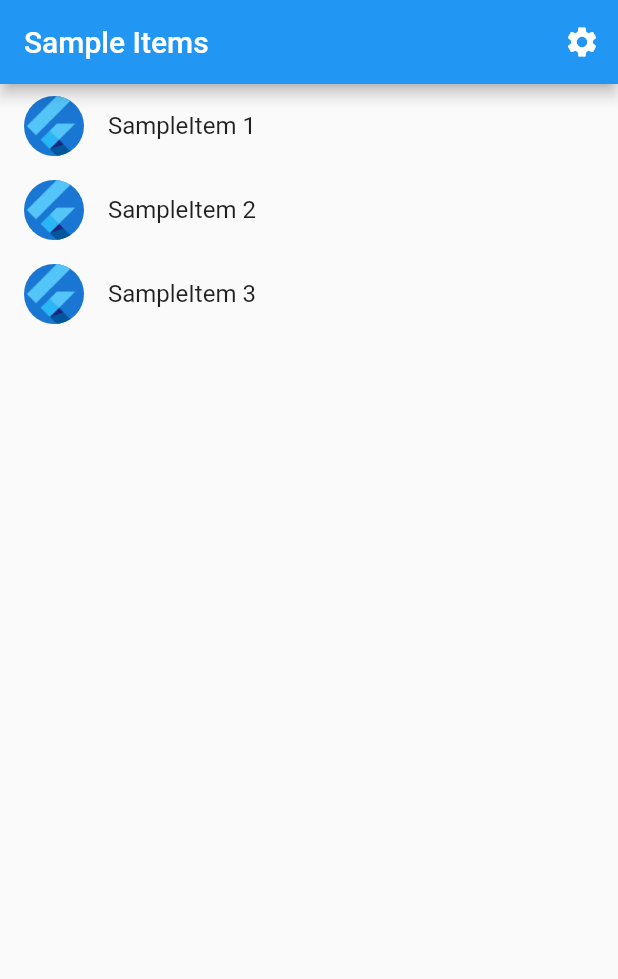
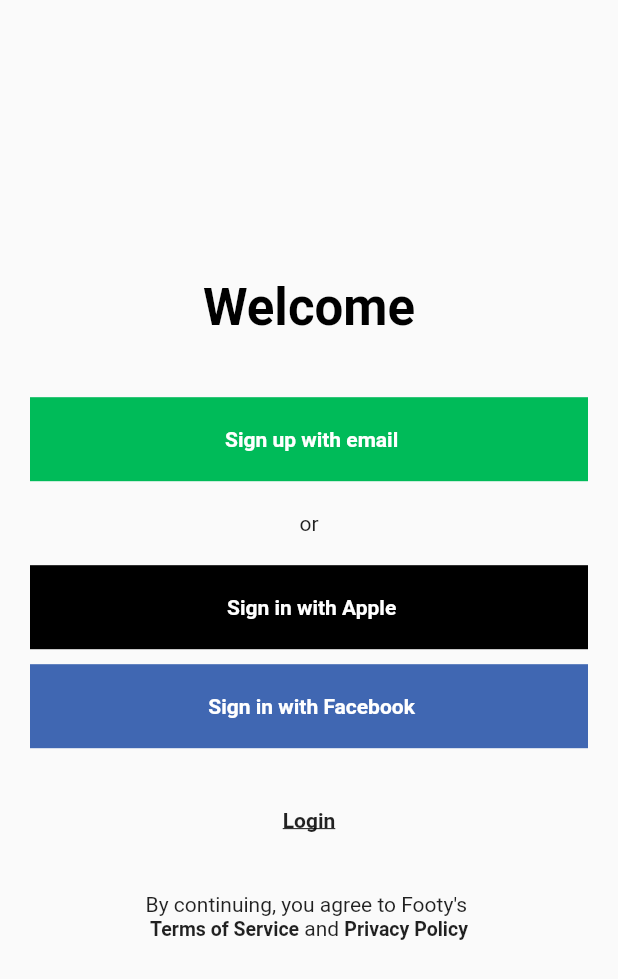
Before and after one commit to Davies-K/Soccer-Mobile-App, a Flutter app: the screen it shows after launch, on a phone screen of 412 x 824 dp. Shown: the top 979 px of the screen. Run offline on Flutter 3.47's test engine with Material 2 defaults, Android fonts, the phone set to English and light mode, and no system bars; our stand-ins replace google_fonts.

Commit message:
added splash screen

```diff
--- /dev/null
+++ b/lib/src/AppConfig/app_colors.dart
@@ -0,0 +1,47 @@
+part of appConfig;
+
+class AppColors {
+  static final Color appGreen = HexColor.fromHex("00BB59");
+  static final Color appGrey = HexColor.fromHex("E6E6E6");
+  static final Color appPurple = HexColor.fromHex("8B1CDC");
+  static final Color appRed = HexColor.fromHex("F41F4E");
+  static final Color appLightGreen = HexColor.fromHex("00C69D");
+  static final Color facebookBtnColor = HexColor.fromHex("4067B2");
+}
+
+extension HexColor on Color {
+  /// String is in the format "aabbcc" or "ffaabbcc" with an optional leading "#".
+  static Color fromHex(String hexString) {
+    final buffer = StringBuffer();
+    if (hexString.length == 6 || hexString.length == 7) buffer.write('ff');
+    buffer.write(hexString.replaceFirst('#', ''));
+    return Color(int.parse(buffer.toString(), radix: 16));
+  }
+
+  /// Prefixes a hash sign if [leadingHashSign] is set to `true` (default is `true`).
+  String toHex({bool leadingHashSign = true}) => '${leadingHashSign ? '#' : ''}'
+      '${alpha.toRadixString(16).padLeft(2, '0')}'
+      '${red.toRadixString(16).padLeft(2, '0')}'
+      '${green.toRadixString(16).padLeft(2, '0')}'
+      '${blue.toRadixString(16).padLeft(2, '0')}';
+}
+
+// ranges from 0.0 to 1.0
+
+Color darken(Color color, [double amount = .1]) {
+  assert(amount >= 0 && amount <= 1);
+
+  final hsl = HSLColor.fromColor(color);
+  final hslDark = hsl.withLightness((hsl.lightness - amount).clamp(0.0, 1.0));
+
+  return hslDark.toColor();
+}
+
+Color lighten(Color color, [double amount = .1]) {
+  assert(amount >= 0 && amount <= 1);
+
+  final hsl = HSLColor.fromColor(color);
+  final hslLight = hsl.withLightness((hsl.lightness + amount).clamp(0.0, 1.0));
+
+  return hslLight.toColor();
+}
--- /dev/null
+++ b/lib/src/AppConfig/app_config.dart
@@ -0,0 +1,5 @@
+library appConfig;
+
+import 'package:flutter/material.dart';
+part './spacing.dart';
+part './app_colors.dart';
--- /dev/null
+++ b/lib/src/AppConfig/spacing.dart
@@ -0,0 +1,10 @@
+part of appConfig;
+
+class AppSpaces {
+  static final verticalSpace40 = SizedBox(height: 40);
+  static final verticalSpace20 = SizedBox(height: 20);
+  static final verticalSpace10 = SizedBox(height: 10);
+  static final verticalSpace5 = SizedBox(height: 5);
+  static final horizontalSpace20 = SizedBox(width: 20);
+  static final horizontalSpace10 = SizedBox(width: 10);
+}
--- /dev/null
+++ b/lib/src/Features/Onboarding/Splash/splash_screen.dart
@@ -0,0 +1,93 @@
+import 'package:flutter/material.dart';
+import 'package:soccer_app/src/AppConfig/app_config.dart';
+import 'package:soccer_app/src/widgets/block_btn.dart';
+
+class SplashScreen extends StatelessWidget {
+  const SplashScreen({Key? key}) : super(key: key);
+
+  @override
+  Widget build(BuildContext context) {
+    return Scaffold(
+        body: Column(children: [
+      Expanded(flex: 1, child: SizedBox()),
+      Expanded(
+          flex: 4,
+          child: Container(
+              padding: EdgeInsets.symmetric(horizontal: 20.0, vertical: 20.0),
+              child: ListView(children: [
+                Align(
+                  alignment: Alignment.center,
+                  child: Text(
+                    "Welcome",
+                    style: Theme.of(context).textTheme.headline4!.copyWith(
+                        fontWeight: FontWeight.bold,
+                        color: Theme.of(context).colorScheme.onSurface),
+                    textAlign: TextAlign.center,
+                  ),
+                ),
+                AppSpaces.verticalSpace40,
+                BlockBtn(
+                  btnTitle: "Sign up with email",
+                  btnColor: AppColors.appGreen,
+                  textColor: Colors.white,
+                ),
+                AppSpaces.verticalSpace20,
+                Text(
+                  "or",
+                  textAlign: TextAlign.center,
+                ),
+                AppSpaces.verticalSpace20,
+                BlockBtn(
+                  btnTitle: "Sign in with Apple",
+                  textColor: Theme.of(context).colorScheme.onSecondary,
+                ),
+                AppSpaces.verticalSpace10,
+                BlockBtn(
+                  btnTitle: "Sign in with Facebook",
+                  btnColor: AppColors.facebookBtnColor,
+                  textColor: Colors.white,
+                ),
+                AppSpaces.verticalSpace40,
+                Text(
+                  "Login",
+                  textAlign: TextAlign.center,
+                  style: TextStyle(
+                      fontWeight: FontWeight.bold,
+                      decoration: TextDecoration.underline),
+                ),
+                AppSpaces.verticalSpace40,
+                Container(
+                    padding: EdgeInsets.symmetric(horizontal: 30),
+                    child: Column(children: [
+                      Text(
+                        "By continuing, you agree to Footy's ",
+                        style: Theme.of(context).textTheme.bodyText2,
+                      ),
+                      RichText(
+                        text: TextSpan(children: [
+                          TextSpan(
+                              text: "Terms of Service",
+                              style: Theme.of(context)
+                                  .textTheme
+                                  .bodyText1!
+                                  .copyWith(
+                                      fontSize: 13,
+                                      fontWeight: FontWeight.bold)),
+                          TextSpan(
+                              text: " and ",
+                              style: Theme.of(context).textTheme.bodyText2),
+                          TextSpan(
+                              text: "Privacy Policy",
+                              style: Theme.of(context)
+                                  .textTheme
+                                  .bodyText1!
+                                  .copyWith(
+                                      fontSize: 13,
+                                      fontWeight: FontWeight.bold)),
+                        ]),
+                      )
+                    ]))
+              ])))
+    ]));
+  }
+}
--- a/lib/src/app.dart
+++ b/lib/src/app.dart
@@ -2,11 +2,8 @@ import 'package:flutter/material.dart';
 //import 'package:flutter_gen/gen_l10n/app_localizations.dart';
 import 'package:flutter_localizations/flutter_localizations.dart';
 import 'package:google_fonts/google_fonts.dart';
-
-import 'sample_feature/sample_item_details_view.dart';
-import 'sample_feature/sample_item_list_view.dart';
+import 'package:soccer_app/src/Features/Onboarding/Splash/splash_screen.dart';
 import 'settings/settings_controller.dart';
-import 'settings/settings_view.dart';
 
 /// The Widget that configures your application.
 class MyApp extends StatelessWidget {
@@ -58,31 +55,13 @@ class MyApp extends StatelessWidget {
             // preferred ThemeMode (light, dark, or system default) from the
             // SettingsController to display the correct theme.
             theme: ThemeData(
-              textTheme: GoogleFonts.robotoTextTheme(
-            Theme.of(context).textTheme,
-          )),
+                //     textTheme: GoogleFonts.robotoTextTheme(
+                //   Theme.of(context).textTheme,
+                // )
+                ),
             darkTheme: ThemeData.dark(),
             themeMode: settingsController.themeMode,
-
-          // Define a function to handle named routes in order to support
-          // Flutter web url navigation and deep linking.
-          onGenerateRoute: (RouteSettings routeSettings) {
-            return MaterialPageRoute<void>(
-              settings: routeSettings,
-              builder: (BuildContext context) {
-                switch (routeSettings.name) {
-                  case SettingsView.routeName:
-                    return SettingsView(controller: settingsController);
-                  case SampleItemDetailsView.routeName:
-                    return const SampleItemDetailsView();
-                  case SampleItemListView.routeName:
-                  default:
-                    return const SampleItemListView();
-                }
-              },
-            );
-          },
-        );
+            home: SplashScreen());
       },
     );
   }
--- a/lib/src/sample_feature/sample_item.dart
+++ /dev/null
@@ -1,6 +0,0 @@
-/// A placeholder class that represents an entity or model.
-class SampleItem {
-  const SampleItem(this.id);
-
-  final int id;
-}
--- a/lib/src/sample_feature/sample_item_details_view.dart
+++ /dev/null
@@ -1,20 +0,0 @@
-import 'package:flutter/material.dart';
-
-/// Displays detailed information about a SampleItem.
-class SampleItemDetailsView extends StatelessWidget {
-  const SampleItemDetailsView({Key? key}) : super(key: key);
-
-  static const routeName = '/sample_item';
-
-  @override
-  Widget build(BuildContext context) {
-    return Scaffold(
-      appBar: AppBar(
-        title: const Text('Item Details'),
-      ),
-      body: const Center(
-        child: Text('More Information Here'),
-      ),
-    );
-  }
-}
--- a/lib/src/sample_feature/sample_item_list_view.dart
+++ /dev/null
@@ -1,71 +0,0 @@
-import 'package:flutter/material.dart';
-
-import '../settings/settings_view.dart';
-import 'sample_item.dart';
-import 'sample_item_details_view.dart';
-
-/// Displays a list of SampleItems.
-class SampleItemListView extends StatelessWidget {
-  const SampleItemListView({
-    Key? key,
-    this.items = const [SampleItem(1), SampleItem(2), SampleItem(3)],
-  }) : super(key: key);
-
-  static const routeName = '/';
-
-  final List<SampleItem> items;
-
-  @override
-  Widget build(BuildContext context) {
-    return Scaffold(
-      appBar: AppBar(
-        title: const Text('Sample Items'),
-        actions: [
-          IconButton(
-            icon: const Icon(Icons.settings),
-            onPressed: () {
-              // Navigate to the settings page. If the user leaves and returns
-              // to the app after it has been killed while running in the
-              // background, the navigation stack is restored.
-              Navigator.restorablePushNamed(context, SettingsView.routeName);
-            },
-          ),
-        ],
-      ),
-
-      // To work with lists that may contain a large number of items, it’s best
-      // to use the ListView.builder constructor.
-      //
-      // In contrast to the default ListView constructor, which requires
-      // building all Widgets up front, the ListView.builder constructor lazily
-      // builds Widgets as they’re scrolled into view.
-      body: ListView.builder(
-        // Providing a restorationId allows the ListView to restore the
-        // scroll position when a user leaves and returns to the app after it
-        // has been killed while running in the background.
-        restorationId: 'sampleItemListView',
-        itemCount: items.length,
-        itemBuilder: (BuildContext context, int index) {
-          final item = items[index];
-
-          return ListTile(
-            title: Text('SampleItem ${item.id}'),
-            leading: const CircleAvatar(
-              // Display the Flutter Logo image asset.
-              foregroundImage: AssetImage('assets/images/flutter_logo.png'),
-            ),
-            onTap: () {
-              // Navigate to the details page. If the user leaves and returns to
-              // the app after it has been killed while running in the
-              // background, the navigation stack is restored.
-              Navigator.restorablePushNamed(
-                context,
-                SampleItemDetailsView.routeName,
-              );
-            }
-          );
-        },
-      ),
-    );
-  }
-}
--- /dev/null
+++ b/lib/src/widgets/block_btn.dart
@@ -0,0 +1,35 @@
+import 'package:flutter/material.dart';
+
+class BlockBtn extends StatelessWidget {
+  final Widget? preffixWidget;
+  final VoidCallback? onBtnTap;
+  final String btnTitle;
+  final Color? textColor;
+  final Color? btnColor;
+  const BlockBtn(
+      {Key? key,
+      this.preffixWidget,
+      this.onBtnTap,
+      required this.btnTitle,
+      this.btnColor,
+      this.textColor})
+      : super(key: key);
+
+  @override
+  Widget build(BuildContext context) {
+    return InkWell(
+      onTap: onBtnTap,
+      child: Container(
+          color:
+              btnColor ?? Theme.of(context).buttonTheme.colorScheme!.onSurface,
+          width: double.infinity,
+          padding: EdgeInsets.all(20),
+          child: Row(mainAxisAlignment: MainAxisAlignment.center, children: [
+            preffixWidget ?? SizedBox.shrink(),
+            Text(" $btnTitle",
+                style:
+                    TextStyle(fontWeight: FontWeight.bold, color: textColor!))
+          ])),
+    );
+  }
+}
```
Lines whose indentation alone changed are shown as unchanged.
